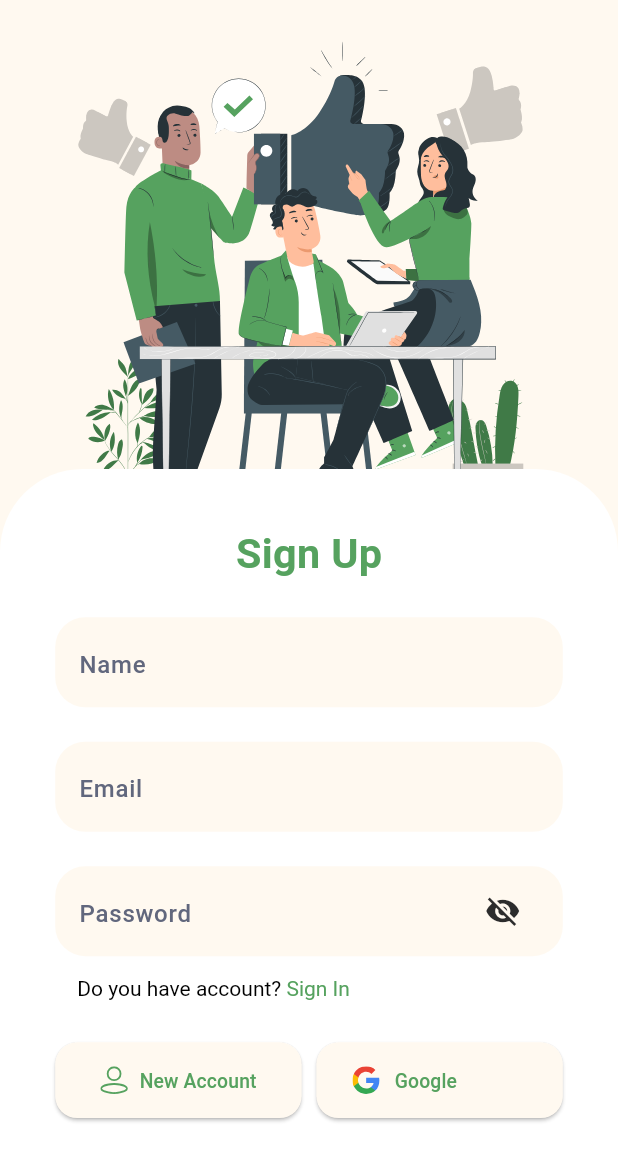
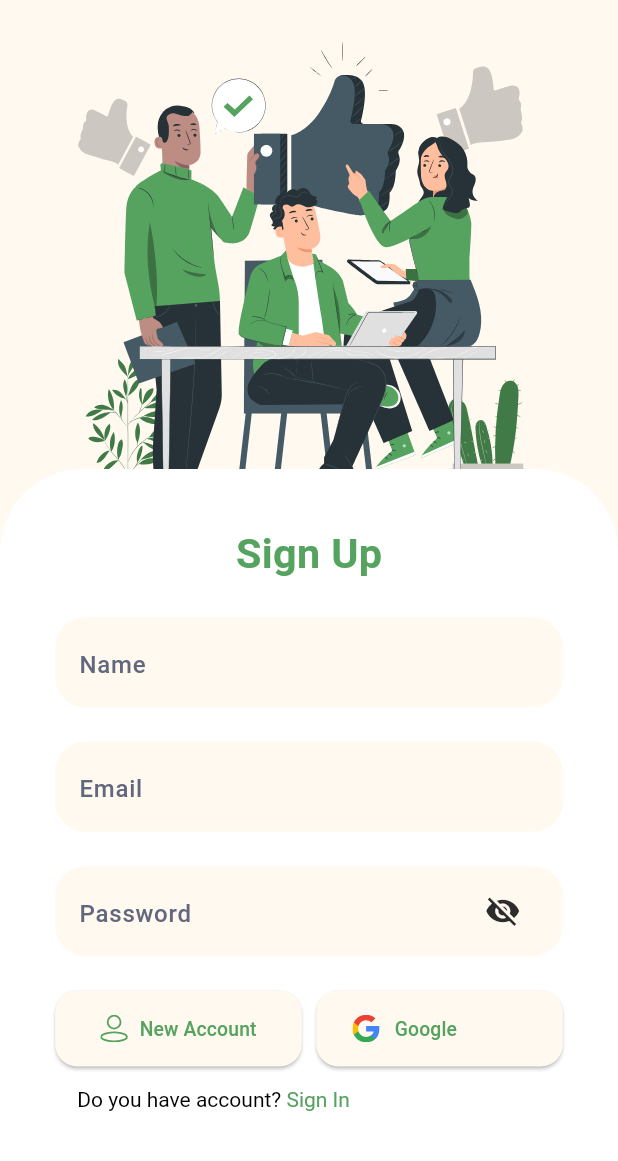
Before and after one commit to KhaledAbouElnaga/Shap_Shap, a Flutter app: the SignUpSc screen opened by its route, on a phone screen of 412 x 824 dp. Shown: the top 1161 px of the screen. Run offline on Flutter 3.47's test engine with Material 3 defaults, Android fonts, the phone set to English and light mode, and no system bars; our stand-ins replace firebase_core, flutter_screenutil, flutter_svg, get, rive; accounts and stored records are empty.

Commit message:
some changes

```diff
--- a/lib/Screens/3.sign_up_sc/sign_up_sc.dart
+++ b/lib/Screens/3.sign_up_sc/sign_up_sc.dart
@@ -72,6 +72,14 @@ class SignUpSc extends StatelessWidget {
                       isPass: true,
                       backgroundColor: ColorFactory.background,
                     ),
+                    SizedBox(height: 25.h),
+                    Row(
+                      children: [
+                        Expanded(child: CreateAccountButton()),
+                        SizedBox(width: 10.w),
+                        Expanded(child: SignUpGoogleButton()),
+                      ],
+                    ),
                     SizedBox(height: 15.h),
                     Container(
                       padding: EdgeInsets.only(left: 16.0.r),
@@ -94,14 +102,6 @@ class SignUpSc extends StatelessWidget {
                         ),
                       ),
                     ),
-                    SizedBox(height: 30.h),
-                    Row(
-                      children: [
-                        Expanded(child: CreateAccountButton()),
-                        SizedBox(width: 10.w),
-                        Expanded(child: SignUpGoogleButton()),
-                      ],
-                    ),
                   ],
                 ),
               ),
--- a/lib/main.dart
+++ b/lib/main.dart
@@ -4,7 +4,6 @@ import 'package:firebase_core/firebase_core.dart';
 import 'package:shap_shap/Screens/3.sign_up_sc/sign_up_sc.dart';
 import 'package:shap_shap/Screens/4.sign_in_sc/sign_in_sc.dart';
 import 'package:shap_shap/factory/color_factory.dart';
-import 'package:shap_shap/testing_sc.dart';
 import 'firebase_options.dart';
 import 'Screens/1.splash_sc/controller/splash_sc_controller.dart';
 import 'Screens/1.splash_sc/splash_sc.dart';
@@ -39,7 +38,6 @@ class MyApp extends StatelessWidget {
           GetPage(name: '/splash', page: () => const SplashScreen()),
           GetPage(name: '/signUp', page: () => const SignUpSc()),
           GetPage(name: '/signIn', page: () => const SignInSc()),
-          GetPage(name: '/testing', page: () => const TestingSc()),
         ],
       ),
     );
```
Also changed, not shown: lib/testing_sc.dart (deleted, +0 -10 lines).
